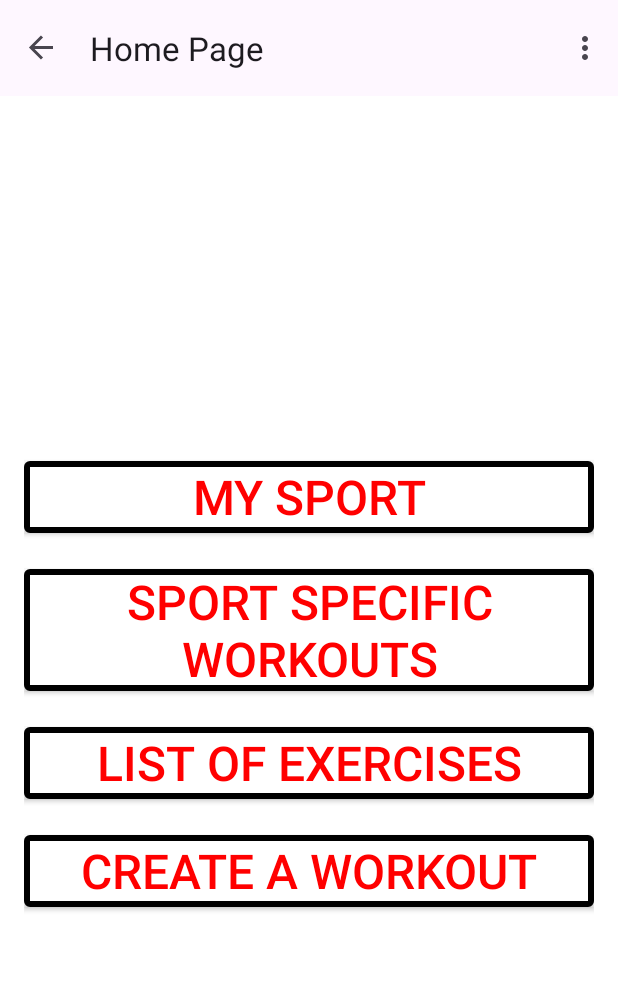
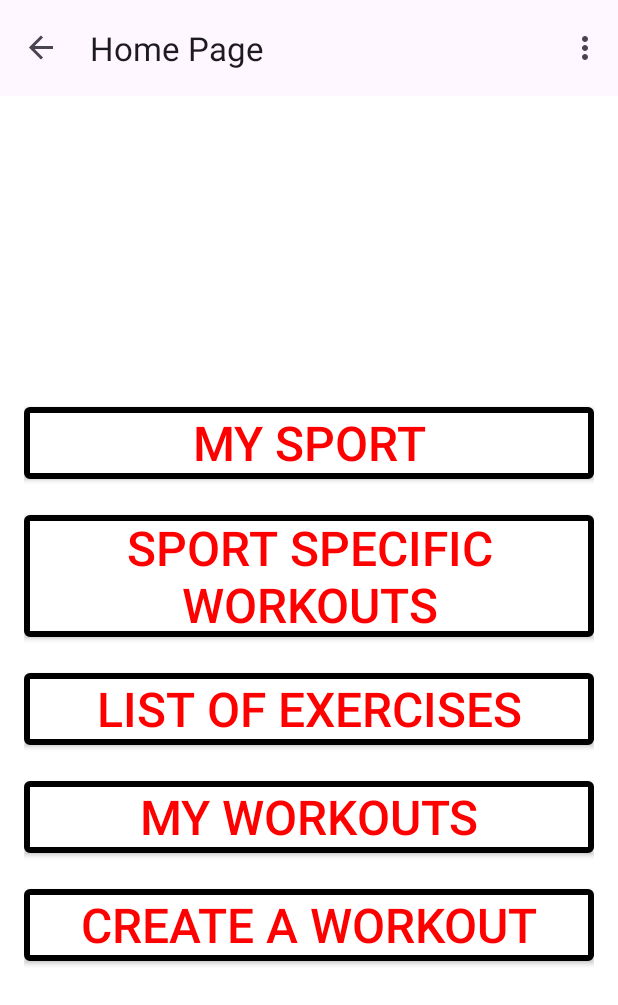
Before and after one commit to AidanMon/CSC-SWE-FitX, an Android app: the HomePage screen opened through its navigation route, on a phone screen of 412 x 824 dp. Shown: the top 1005 px of the screen. Run offline under Robolectric (Android 15) with nearby library versions, the phone set to English and light mode, and no system bars; our stand-ins replace Firebase (no records; nobody signed in at launch, a user with empty details on screens opened directly), navigation-ui.

Commit message:
Implemented most of user created workout

```diff
--- a/FitX/app/src/main/java/com/example/fitx/model/Exercise.kt
+++ b/FitX/app/src/main/java/com/example/fitx/model/Exercise.kt
@@ -12,8 +12,7 @@ data class Exercise(
 
     var videoID: String,
 
-
 ){
-    constructor() : this("Fucker", 5,"","")
+    constructor() : this("", 0,"","")
 
 }
--- a/FitX/app/src/main/java/com/example/fitx/repository/AllExerciseLists.kt
+++ b/FitX/app/src/main/java/com/example/fitx/repository/AllExerciseLists.kt
@@ -5,4 +5,6 @@ import com.example.fitx.model.Exercise
 object AllExerciseLists {
     var exerciseList = mutableListOf<Exercise>()
     var currentCreateWorkout = mutableListOf<Exercise>()
+    var userMadeWorkouts = mutableListOf<Pair<String, MutableList<Exercise>>>()
+    var currentSelectedWorkout = Pair("", mutableListOf<Exercise>())
 }
--- a/FitX/app/src/main/java/com/example/fitx/repository/ExerciseRepository.kt
+++ b/FitX/app/src/main/java/com/example/fitx/repository/ExerciseRepository.kt
@@ -3,6 +3,7 @@ package com.example.fitx.repository
 import com.example.fitx.model.Exercise
 import com.google.firebase.auth.FirebaseAuth
 import com.google.firebase.firestore.FirebaseFirestore
+import com.google.firebase.firestore.SetOptions
 import com.google.firebase.firestore.ktx.toObject
 
 class ExerciseRepository {
@@ -12,6 +13,12 @@ class ExerciseRepository {
     interface ExerciseCallback {
         fun onExercisesReceived(exerciseList: MutableList<Exercise>)
         fun onError(exception: MutableList<Exercise>)//Differ
+    }
+
+    interface UserWorkoutsCallback {
+        fun onWorkoutsReceived(exerciseTuples: MutableList<Pair<String, MutableList<Exercise>>>)
+
+        fun onError(exception: MutableList<Pair<String, MutableList<Exercise>>>)//Differ
     }
 
 
@@ -38,12 +45,67 @@ class ExerciseRepository {
                     val exception = task.exception
                     if (exception != null) {
                         for (i in 0 until 6){
-                            val testE = Exercise("Damn", 5,"l","h")
-                            exerciseList.add(testE)
+                            val error = Exercise("", 0,"l","h")
+                            exerciseList.add(error)
                         }
                         callback.onError(exerciseList)
                     }
                 }
             }
     }
+
+    fun getUserWorkouts(callback: UserWorkoutsCallback){
+        val userWorkoutList: MutableList<Pair<String, MutableList<Exercise>>> = mutableListOf()
+        val currentUser = FirebaseAuth.getInstance().currentUser
+
+        //Get a reference to the user's document
+        if(currentUser != null) {
+            val db = FirebaseFirestore.getInstance()
+            val userDocumentReference = db.collection("users").document(currentUser.uid)
+
+            //Checking for the Collections field
+            userDocumentReference.get()
+                .addOnSuccessListener { documentSnapshot ->
+                    if(documentSnapshot.exists()){
+                        if (documentSnapshot.contains("Collections")) {
+                            //The field exists in the document
+                            val collectionNames = documentSnapshot.getString("Collections").toString().replace(", ", ",").split(",").toMutableList()
+                            collectionNames.remove("Scheduled Workouts")
+                            for (collectionName in collectionNames) {
+                                val collectionReference = db.collection("users").document(currentUser.uid).collection(collectionName)
+
+                                collectionReference.get()
+                                    .addOnSuccessListener { querySnapshot ->
+                                        val exercises = mutableListOf<Exercise>()
+
+                                        for (document in querySnapshot.documents) {
+                                            val exercise = document.toObject(Exercise::class.java)
+                                            if (exercise != null) {
+                                                exercises.add(exercise)
+                                            }
+                                        }
+
+                                        val exerciseTuple: Pair<String, MutableList<Exercise>> = Pair(collectionName, exercises)
+                                        userWorkoutList.add(exerciseTuple)
+
+                                        if (userWorkoutList.size == collectionNames.size) {
+                                            // If all collections have been processed, invoke the callback
+                                            callback.onWorkoutsReceived(userWorkoutList)
+                                        }
+                                    }   //Fail to get collection for some reason
+                                    .addOnFailureListener {
+                                        val error = mutableListOf<Pair<String, MutableList<Exercise>>>()
+                                        callback.onError(error)
+                                    }
+                            }
+
+                        } else {
+                            //The field doesn't exist so we return an empty list
+                            val error = mutableListOf<Pair<String, MutableList<Exercise>>>()
+                            callback.onError(error)
+                        }
+                    }
+                }
+        }
+    }
 }
--- a/FitX/app/src/main/java/com/example/fitx/view/HomePage.kt
+++ b/FitX/app/src/main/java/com/example/fitx/view/HomePage.kt
@@ -35,7 +35,7 @@ class HomePage: Fragment() {
             //}
        // }
 
-        //Testing implementation of universal list
+        //Universal exercise list
         val exerciseRepo = ExerciseRepository()
         var allExercises = mutableListOf<Exercise>()
         exerciseRepo.getAllExercises(object : ExerciseRepository.ExerciseCallback {
@@ -51,6 +51,24 @@ class HomePage: Fragment() {
                 // Handle errors
                 allExercises = exception
 
+            }
+        })
+
+        // User workout lists
+        var allUserWorkouts = mutableListOf<Pair<String, MutableList<Exercise>>>()
+        exerciseRepo.getUserWorkouts(object : ExerciseRepository.UserWorkoutsCallback {
+            override fun onWorkoutsReceived(workoutTuples: MutableList<Pair<String, MutableList<Exercise>>>) {
+                // Clear the existing list and add the new data
+                allUserWorkouts.clear()
+                allUserWorkouts.addAll(workoutTuples)
+                AllExerciseLists.userMadeWorkouts = allUserWorkouts
+            }
+
+            override fun onError(exception: MutableList<Pair<String, MutableList<Exercise>>>) {
+                // Handle errors
+                allUserWorkouts.clear()
+                allUserWorkouts.addAll(exception)
+                AllExerciseLists.userMadeWorkouts = allUserWorkouts
             }
         })
 
@@ -75,6 +93,10 @@ class HomePage: Fragment() {
 
         binding.createAWorkoutButton.setOnClickListener {
             findNavController().navigate((R.id.action_HomePage_to_CreateAWorkout))
+        }
+
+        binding.userWorkoutsButton.setOnClickListener {
+            findNavController().navigate((R.id.action_HomePage_to_UserWorkouts))
         }
 
         //Button for user sport
--- a/FitX/app/src/main/res/layout/home_page.xml
+++ b/FitX/app/src/main/res/layout/home_page.xml
@@ -40,6 +40,16 @@
         android:textSize="32sp" />
 
     <androidx.appcompat.widget.AppCompatButton
+        android:id="@+id/userWorkoutsButton"
+        android:layout_width="match_parent"
+        android:layout_height="wrap_content"
+        android:background="@drawable/workout_border"
+        android:text="My Workouts"
+        android:textColor="@color/red"
+        android:textSize="32sp"
+        android:layout_marginTop="24dp"/>
+
+    <androidx.appcompat.widget.AppCompatButton
         android:id="@+id/createAWorkoutButton"
         android:layout_width="match_parent"
         android:layout_height="wrap_content"
--- a/FitX/app/src/main/res/navigation/nav_graph.xml
+++ b/FitX/app/src/main/res/navigation/nav_graph.xml
@@ -83,6 +83,10 @@
         <action
             android:id="@+id/action_HomePage_to_AllExercises"
             app:destination="@id/AllExercises" />
+        <!--User Workouts Navigation-->
+        <action
+            android:id="@+id/action_HomePage_to_UserWorkouts"
+            app:destination="@id/UserWorkoutsDisplay" />
         <!--Create a workout Navigation-->
         <action
             android:id="@+id/action_HomePage_to_CreateAWorkout"
@@ -96,6 +100,27 @@
         android:name="com.example.fitx.view.home_page_links.AllExercises"
         android:label="@string/all_exercises_label"
         tools:layout="@layout/all_exercises_frag">
+    </fragment>
+
+    <!--User Workouts Fragment-->
+    <fragment
+        android:id="@+id/UserWorkoutsDisplay"
+        android:name="com.example.fitx.view.home_page_links.UserWorkoutsDisplay"
+        android:label="@string/user_workouts_label"
+        tools:layout="@layout/user_workouts_display_frag">
+
+        <!--To user selected workout Navigation-->
+        <action
+            android:id="@+id/action_UserWorkoutsDisplay_to_DisplaySelectedUserWorkouts"
+            app:destination="@id/DisplaySelectedUserWorkouts" />
+    </fragment>
+
+    <!--User Workout Display Fragment-->
+    <fragment
+        android:id="@+id/DisplaySelectedUserWorkouts"
+        android:name="com.example.fitx.view.created_workouts.DisplaySelectedUserWorkout"
+        android:label="@string/display_selected_user_workout_label"
+        tools:layout="@layout/user_workouts_display_frag">
     </fragment>
 
     <!--Create a workout Fragment-->
@@ -117,6 +142,24 @@
         android:name="com.example.fitx.view.created_workouts.CurrentCreatedWorkout"
         android:label="@string/current_created_workout_label"
         tools:layout="@layout/current_created_workout_frag">
+
+        <!--To save workout Navigation-->
+        <action
+            android:id="@+id/action_CurrentCreatedWorkout_to_SaveWorkout"
+            app:destination="@id/SaveWorkout" />
+    </fragment>
+
+    <!--Save workout Fragment-->
+    <fragment
+        android:id="@+id/SaveWorkout"
+        android:name="com.example.fitx.view.created_workouts.SaveWorkout"
+        android:label="@string/save_workout_label"
+        tools:layout="@layout/save_workout_frag">
+
+        <!--Back to Home Navigation-->
+        <action
+            android:id="@+id/action_SaveWorkout_to_HomePage"
+            app:destination="@id/HomePage" />
     </fragment>
 
     <!--Added-->
--- a/FitX/app/src/main/res/values/strings.xml
+++ b/FitX/app/src/main/res/values/strings.xml
@@ -12,6 +12,9 @@
     <string name="create_a_workout_label">Create A Workout</string>
     <string name="current_created_workout_label">Current Workout</string>
     <string name="current_created_workout_header">Current Workout</string>
+    <string name="save_workout_label">Save Your Workout</string>
+    <string name="user_workouts_label">My Workouts</string>
+    <string name="display_selected_user_workout_label">My Workout</string>
 
     <string-array name="sportItems">
         <item>Baseball</item>
```
Also changed, not shown: FitX/app/src/main/java/com/example/fitx/view/created_workouts/CurrentCreatedWorkout.kt (+9 -0 lines), FitX/app/src/main/java/com/example/fitx/view/home_page_links/CreateAWorkout.kt (+7 -0 lines), FitX/app/src/main/res/layout/current_created_workout_frag.xml (+5 -6 lines), 3 other files.
